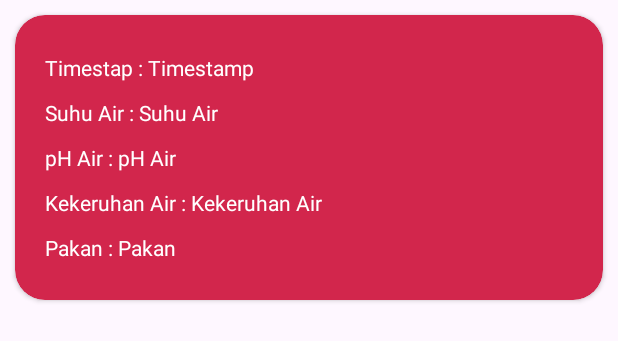
After one commit to ananabillarizky/SmokaMobile, an Android app: the layout item_history.xml on its own in the app's theme, with its tools: preview values and no code run, on a phone screen of 412 x 824 dp. The commit adds this screen. Shown: the top 341 px of the screen. Run offline under Robolectric (Android 15) with nearby library versions, the phone set to English and light mode, and no system bars.

Commit message:
update history

```diff
--- a/app/build.gradle
+++ b/app/build.gradle
@@ -61,5 +61,6 @@ dependencies {
     androidTestImplementation 'androidx.test.ext:junit:1.1.5'
     androidTestImplementation 'androidx.test.espresso:espresso-core:3.5.1'
     implementation platform('com.google.firebase:firebase-bom:32.1.0')
+    implementation "androidx.work:work-runtime-ktx:2.5.0"
 
 }
--- a/app/src/main/AndroidManifest.xml
+++ b/app/src/main/AndroidManifest.xml
@@ -5,6 +5,7 @@
     <uses-permission android:name="android.permission.INTERNET" />
 
     <application
+        android:name="com.example.MyApplication"
         android:allowBackup="true"
         android:dataExtractionRules="@xml/data_extraction_rules"
         android:fullBackupContent="@xml/backup_rules"
--- /dev/null
+++ b/app/src/main/res/drawable/ic_baseline_keyboard_arrow_down_24_white.xml
@@ -0,0 +1,5 @@
+<vector android:height="24dp" android:tint="#FFFFFF"
+    android:viewportHeight="24" android:viewportWidth="24"
+    android:width="24dp" xmlns:android="http://schemas.android.com/apk/res/android">
+    <path android:fillColor="@android:color/white" android:pathData="M7.41,8.59L12,13.17l4.59,-4.58L18,10l-6,6 -6,-6 1.41,-1.41z"/>
+</vector>
--- /dev/null
+++ b/app/src/main/res/drawable/ic_baseline_keyboard_arrow_right_24_white.xml
@@ -0,0 +1,5 @@
+<vector android:height="24dp" android:tint="#FFFFFF"
+    android:viewportHeight="24" android:viewportWidth="24"
+    android:width="24dp" xmlns:android="http://schemas.android.com/apk/res/android">
+    <path android:fillColor="@android:color/white" android:pathData="M8.59,16.59L13.17,12 8.59,7.41 10,6l6,6 -6,6 -1.41,-1.41z"/>
+</vector>
--- /dev/null
+++ b/app/src/main/res/layout/item_history.xml
@@ -0,0 +1,117 @@
+<?xml version="1.0" encoding="utf-8"?>
+<androidx.cardview.widget.CardView xmlns:android="http://schemas.android.com/apk/res/android"
+    xmlns:app="http://schemas.android.com/apk/res-auto"
+    android:orientation="vertical"
+    android:layout_margin="10dp"
+    app:cardBackgroundColor="@color/colorAccent"
+    android:layout_width="match_parent"
+    android:elevation="5dp"
+    app:cardCornerRadius="20dp"
+    android:layout_height="wrap_content">
+
+    <LinearLayout
+        android:layout_width="match_parent"
+        android:layout_height="wrap_content"
+        android:padding="20dp"
+        android:orientation="vertical">
+        <LinearLayout
+            android:layout_width="match_parent"
+            android:layout_height="wrap_content"
+            android:paddingVertical="5dp"
+            android:orientation="horizontal">
+            <TextView
+                android:layout_width="wrap_content"
+                android:layout_height="wrap_content"
+                android:textColor="@color/white"
+                android:text="Timestap : "
+                />
+            <TextView
+                android:id="@+id/tvTimestamp"
+                android:layout_width="match_parent"
+                android:layout_height="wrap_content"
+                android:textColor="@color/white"
+                android:text="Timestamp"
+                />
+        </LinearLayout>
+        <LinearLayout
+            android:layout_width="match_parent"
+            android:layout_height="wrap_content"
+            android:paddingVertical="5dp"
+            android:orientation="horizontal">
+            <TextView
+                android:layout_width="wrap_content"
+                android:layout_height="wrap_content"
+                android:textColor="@color/white"
+                android:text="Suhu Air : "
+                />
+            <TextView
+                android:id="@+id/tvSuhuAir"
+                android:layout_width="match_parent"
+                android:layout_height="wrap_content"
+                android:textColor="@color/white"
+                android:text="Suhu Air"
+                />
+        </LinearLayout>
+        <LinearLayout
+            android:layout_width="match_parent"
+            android:layout_height="wrap_content"
+            android:paddingVertical="5dp"
+            android:orientation="horizontal">
+            <TextView
+                android:layout_width="wrap_content"
+                android:layout_height="wrap_content"
+                android:textColor="@color/white"
+                android:text="pH Air : "
+                />
+            <TextView
+                android:id="@+id/tvPhAir"
+                android:layout_width="match_parent"
+                android:layout_height="wrap_content"
+                android:textColor="@color/white"
+                android:text="pH Air"
+                />
+        </LinearLayout>
+        <LinearLayout
+            android:layout_width="match_parent"
+            android:layout_height="wrap_content"
+            android:paddingVertical="5dp"
+            android:orientation="horizontal">
+            <TextView
+                android:layout_width="wrap_content"
+                android:layout_height="wrap_content"
+                android:textColor="@color/white"
+                android:text="Kekeruhan Air : "
+                />
+            <TextView
+                android:id="@+id/tvKekeruhanAir"
+                android:layout_width="match_parent"
+                android:layout_height="wrap_content"
+                android:textColor="@color/white"
+                android:text="Kekeruhan Air"
+                />
+        </LinearLayout>
+        <LinearLayout
+            android:layout_width="match_parent"
+            android:layout_height="wrap_content"
+            android:paddingVertical="5dp"
+            android:orientation="horizontal">
+            <TextView
+                android:layout_width="wrap_content"
+                android:layout_height="wrap_content"
+                android:textColor="@color/white"
+                android:text="Pakan : "
+                />
+            <TextView
+                android:id="@+id/tvPakan"
+                android:layout_width="match_parent"
+                android:layout_height="wrap_content"
+                android:textColor="@color/white"
+                android:text="Pakan"
+                />
+        </LinearLayout>
+
+
+    </LinearLayout>
+
+
+</androidx.cardview.widget.CardView>
--- a/app/src/main/res/layout/itemfaq.xml
+++ b/app/src/main/res/layout/itemfaq.xml
@@ -1,4 +1,5 @@
-<androidx.cardview.widget.CardView xmlns:android="http://schemas.android.com/apk/res/android"
+<androidx.cardview.widget.CardView
+    xmlns:android="http://schemas.android.com/apk/res/android"
     android:layout_width="match_parent"
     android:layout_height="wrap_content"
     xmlns:app="http://schemas.android.com/apk/res-auto"
```
Also changed, not shown: app/src/main/java/com/example/mobilesmoka_iot/HistoryActivity.kt (+24 -0 lines), app/src/main/java/com/example/mobilesmoka_iot/HistoryAdapter.kt (added, +68 -0 lines), app/src/main/java/com/example/mobilesmoka_iot/InformationActivity.kt (+11 -0 lines), app/src/main/java/com/example/mobilesmoka_iot/MonitoringActivity.kt (+31 -4 lines), app/src/main/java/com/example/mobilesmoka_iot/MyExpandableListAdapter.kt (+11 -2 lines), app/src/main/java/com/example/mobilesmoka_iot/model/HistoryModel.kt (added, +11 -0 lines), app/src/main/res/layout/activity_history.xml (+48 -3 lines), app/src/main/res/layout/activity_monitoring.xml (+0 -8 lines), app/src/main/res/layout/expandable_group_item.xml (+21 -3 lines), app/src/main/res/drawable/profil.png (added), app/src/main/res/drawable/profil1.png (added), app/src/main/res/drawable/profil2.png (added).
